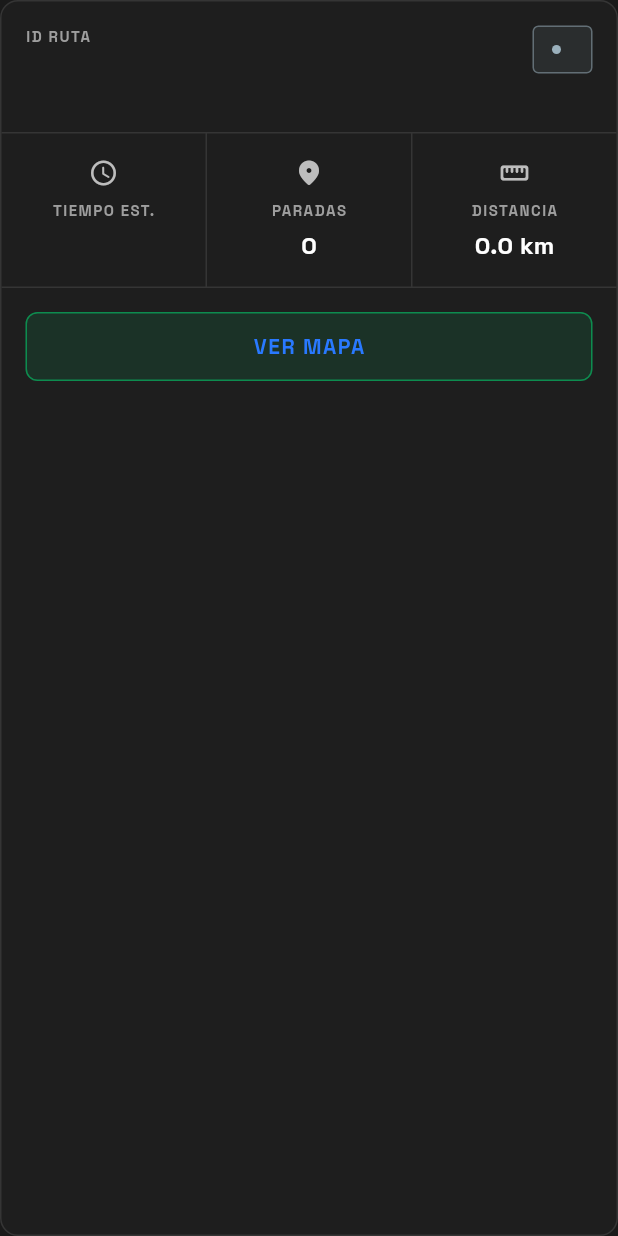
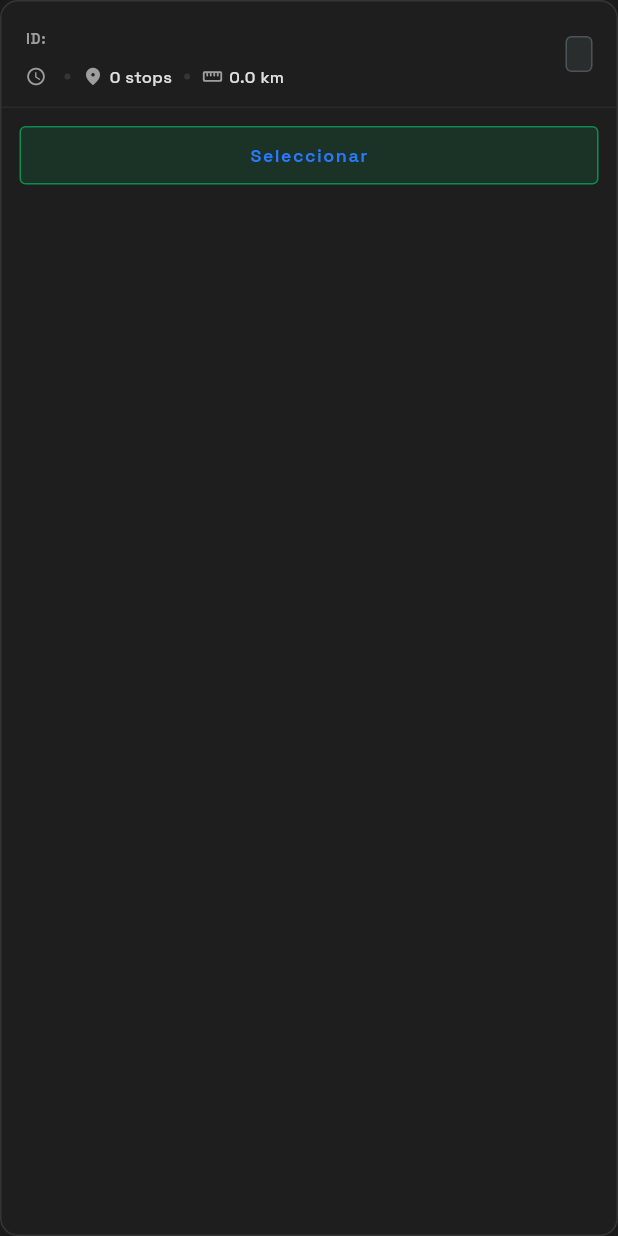
Before and after one commit to F4TB0Yz/vector, a Flutter app: the RouteCard widget shown alone on an empty page, opened directly with empty values, on a phone screen of 412 x 824 dp. Run offline on Flutter 3.47's test engine with Material 3 defaults, Android fonts, the phone set to English and light mode, and no system bars; our stand-ins replace audioplayers, device_info_plus, dio, equatable, flutter_dotenv, flutter_riverpod and 8 more; missing offline and left inert: android_id, mapbox_maps_flutter, mobile_scanner, turf; accounts and stored records are empty.

Commit message:
feat(routes): refactorización de UI de rutas, filtros por estado, agrupación por fecha y diseño compacto

```diff
--- a/lib/features/routes/presentation/widgets/route_card.dart
+++ b/lib/features/routes/presentation/widgets/route_card.dart
@@ -8,7 +8,8 @@ class RouteCard extends StatelessWidget {
   final String estTime;
   final int stops;
   final double distance;
-  final VoidCallback? onTap;
+  final bool isSelected;
+  final VoidCallback? onSelect;
 
   const RouteCard({
     super.key,
@@ -17,7 +18,8 @@ class RouteCard extends StatelessWidget {
     required this.estTime,
     required this.stops,
     required this.distance,
-    this.onTap,
+    this.isSelected = false,
+    this.onSelect,
   });
 
   Color _getStatusColor() {
@@ -51,77 +53,65 @@ class RouteCard extends StatelessWidget {
     final statusColor = _getStatusColor();
 
     return CustomCard(
-      onTap: onTap,
       padding: EdgeInsets.zero,
       backgroundColor: const Color(0xFF1E1E1E),
       showBorder: true,
-      borderColor: Colors.white.withValues(alpha: 0.1),
+      borderColor: isSelected
+          ? AppColors.primary.withValues(alpha: 0.5)
+          : Colors.white.withValues(alpha: 0.1),
       child: Column(
         crossAxisAlignment: CrossAxisAlignment.stretch,
         children: [
-          // Header Section
+          // Main Content Section
           Padding(
-            padding: const EdgeInsets.all(16.0),
+            padding: const EdgeInsets.fromLTRB(16, 12, 16, 0),
             child: Row(
               mainAxisAlignment: MainAxisAlignment.spaceBetween,
+              children: [
+                Expanded(
+                  child: Column(
                     crossAxisAlignment: CrossAxisAlignment.start,
                     children: [
-                Column(
-                  crossAxisAlignment: CrossAxisAlignment.start,
+                      Row(
                         children: [
                           Text(
-                      'ID RUTA',
+                            'ID:',
                             style: Theme.of(context).textTheme.labelSmall?.copyWith(
                               color: Colors.grey[500],
                               fontWeight: FontWeight.bold,
-                        letterSpacing: 1.0,
                               fontSize: 10,
                             ),
                           ),
-                    const SizedBox(height: 4),
+                          const SizedBox(width: 4),
                           Text(
                             routeId,
-                      style: Theme.of(context).textTheme.headlineMedium
-                          ?.copyWith(
+                            style: const TextStyle(
                               color: Colors.white,
                               fontWeight: FontWeight.bold,
-                            fontSize: 28,
+                              fontSize: 18,
                             ),
                           ),
                         ],
                       ),
-                Container(
-                  padding: const EdgeInsets.symmetric(
-                    horizontal: 12,
-                    vertical: 6,
-                  ),
-                  decoration: BoxDecoration(
-                    color: statusColor.withValues(alpha: 0.1),
-                    borderRadius: BorderRadius.circular(4),
-                    border: Border.all(
-                      color: statusColor.withValues(alpha: 0.5),
-                      width: 1,
-                    ),
-                  ),
+                      const SizedBox(height: 4),
+                      // Compact Stats Row
+                      SingleChildScrollView(
+                        scrollDirection: Axis.horizontal,
                         child: Row(
                           children: [
-                      Container(
-                        width: 6,
-                        height: 6,
-                        decoration: BoxDecoration(
-                          color: statusColor,
-                          shape: BoxShape.circle,
+                            _CompactStat(
+                              icon: Icons.access_time_rounded,
+                              value: estTime,
                             ),
+                            _StatDivider(),
+                            _CompactStat(
+                              icon: Icons.location_on_rounded,
+                              value: '$stops stops',
                             ),
-                      const SizedBox(width: 8),
-                      Text(
-                        _getDisplayStatus(),
-                        style: TextStyle(
-                          color: statusColor,
-                          fontWeight: FontWeight.bold,
-                          fontSize: 12,
-                          letterSpacing: 0.5,
-                        ),
+                            _StatDivider(),
+                            _CompactStat(
+                              icon: Icons.straighten_rounded,
+                              value: '$distance km',
                             ),
                           ],
                         ),
@@ -129,72 +119,63 @@ class RouteCard extends StatelessWidget {
                     ],
                   ),
                 ),
-
-          Divider(height: 1, color: Colors.white.withValues(alpha: 0.1)),
-
-          // Stats Section
-          IntrinsicHeight(
-            child: Row(
-              children: [
-                Expanded(
-                  child: _StatItem(
-                    icon: Icons.access_time_rounded,
-                    label: 'TIEMPO EST.',
-                    value: estTime,
+                // Status Badge (Mini)
+                Container(
+                  padding: const EdgeInsets.symmetric(
+                    horizontal: 8,
+                    vertical: 4,
+                  ),
+                  decoration: BoxDecoration(
+                    color: statusColor.withValues(alpha: 0.1),
+                    borderRadius: BorderRadius.circular(4),
+                    border: Border.all(
+                      color: statusColor.withValues(alpha: 0.3),
+                      width: 1,
                     ),
                   ),
-                VerticalDivider(
-                  width: 1,
-                  color: Colors.white.withValues(alpha: 0.1),
+                  child: Text(
+                    _getDisplayStatus(),
+                    style: TextStyle(
+                      color: statusColor,
+                      fontWeight: FontWeight.bold,
+                      fontSize: 10,
+                      letterSpacing: 0.5,
                     ),
-                Expanded(
-                  child: _StatItem(
-                    icon: Icons.location_on_rounded,
-                    label: 'PARADAS',
-                    value: stops.toString(),
-                  ),
-                ),
-                VerticalDivider(
-                  width: 1,
-                  color: Colors.white.withValues(alpha: 0.1),
-                ),
-                Expanded(
-                  child: _StatItem(
-                    icon: Icons.straighten_rounded,
-                    label: 'DISTANCIA',
-                    value: '$distance km',
                   ),
                 ),
               ],
             ),
           ),
 
-          Divider(height: 1, color: Colors.white.withValues(alpha: 0.1)),
+          const SizedBox(height: 12),
+          Divider(height: 1, color: Colors.white.withValues(alpha: 0.05)),
 
-          // Action Button
+          // Action Button (Compact)
           Padding(
-            padding: const EdgeInsets.all(16.0),
+            padding: const EdgeInsets.all(12.0),
             child: InkWell(
-              onTap: () {
-                // TODO: Navigate to Map
-              },
-              borderRadius: BorderRadius.circular(8),
-              child: Container(
-                padding: const EdgeInsets.symmetric(vertical: 12),
-                decoration: const BoxDecoration(
-                  color: Color(0x1A00E676),
-                  borderRadius: BorderRadius.all(Radius.circular(8)),
-                  border: Border.fromBorderSide(
-                    BorderSide(color: Color(0x8000E676)),
+              onTap: onSelect,
+              borderRadius: BorderRadius.circular(4),
+              child: AnimatedContainer(
+                duration: const Duration(milliseconds: 200),
+                padding: const EdgeInsets.symmetric(vertical: 10),
+                decoration: BoxDecoration(
+                  color: isSelected
+                      ? AppColors.primary.withValues(alpha: 0.2)
+                      : const Color(0x1A00E676),
+                  borderRadius: const BorderRadius.all(Radius.circular(4)),
+                  border: Border.all(
+                    color: isSelected ? AppColors.primary : const Color(0x8000E676),
+                    width: 1,
                   ),
                 ),
-                child: const Center(
+                child: Center(
                   child: Text(
-                    "VER MAPA",
+                    isSelected ? "SELECCIONADA" : "Seleccionar",
                     style: TextStyle(
-                      color: AppColors.primary,
+                      color: isSelected ? Colors.white : AppColors.primary,
                       fontWeight: FontWeight.bold,
-                      fontSize: 14,
+                      fontSize: 12,
                       letterSpacing: 1.0,
                     ),
                   ),
@@ -208,45 +189,42 @@ class RouteCard extends StatelessWidget {
   }
 }
 
-class _StatItem extends StatelessWidget {
+class _CompactStat extends StatelessWidget {
   final IconData icon;
-  final String label;
   final String value;
 
-  const _StatItem({
-    required this.icon,
-    required this.label,
-    required this.value,
-  });
+  const _CompactStat({required this.icon, required this.value});
 
   @override
   Widget build(BuildContext context) {
-    return Padding(
-      padding: const EdgeInsets.symmetric(vertical: 16.0),
-      child: Column(
-        mainAxisAlignment: MainAxisAlignment.center,
+    return Row(
+      mainAxisSize: MainAxisSize.min,
       children: [
-          Icon(icon, color: Colors.grey[400], size: 20),
-          const SizedBox(height: 8),
-          Text(
-            label,
-            style: Theme.of(context).textTheme.labelSmall?.copyWith(
-              color: Colors.grey[500],
-              fontWeight: FontWeight.bold,
-              letterSpacing: 1.0,
-              fontSize: 10,
-            ),
-          ),
-          const SizedBox(height: 4),
+        Icon(icon, color: Colors.grey[500], size: 14),
+        const SizedBox(width: 4),
         Text(
           value,
-            style: const TextStyle(
-              color: Colors.white,
-              fontWeight: FontWeight.bold,
-              fontSize: 16,
+          style: TextStyle(
+            color: Colors.grey[300],
+            fontSize: 11,
+            fontWeight: FontWeight.w500,
           ),
         ),
       ],
+    );
+  }
+}
+
+class _StatDivider extends StatelessWidget {
+  @override
+  Widget build(BuildContext context) {
+    return Container(
+      margin: const EdgeInsets.symmetric(horizontal: 8),
+      width: 4,
+      height: 4,
+      decoration: BoxDecoration(
+        color: Colors.white.withValues(alpha: 0.1),
+        shape: BoxShape.circle,
       ),
     );
   }
```
Also changed, not shown: lib/features/routes/presentation/providers/routes_provider.dart (+42 -0 lines), lib/features/routes/presentation/routes_screen.dart (+103 -132 lines). Lines whose indentation alone changed are shown as unchanged.
